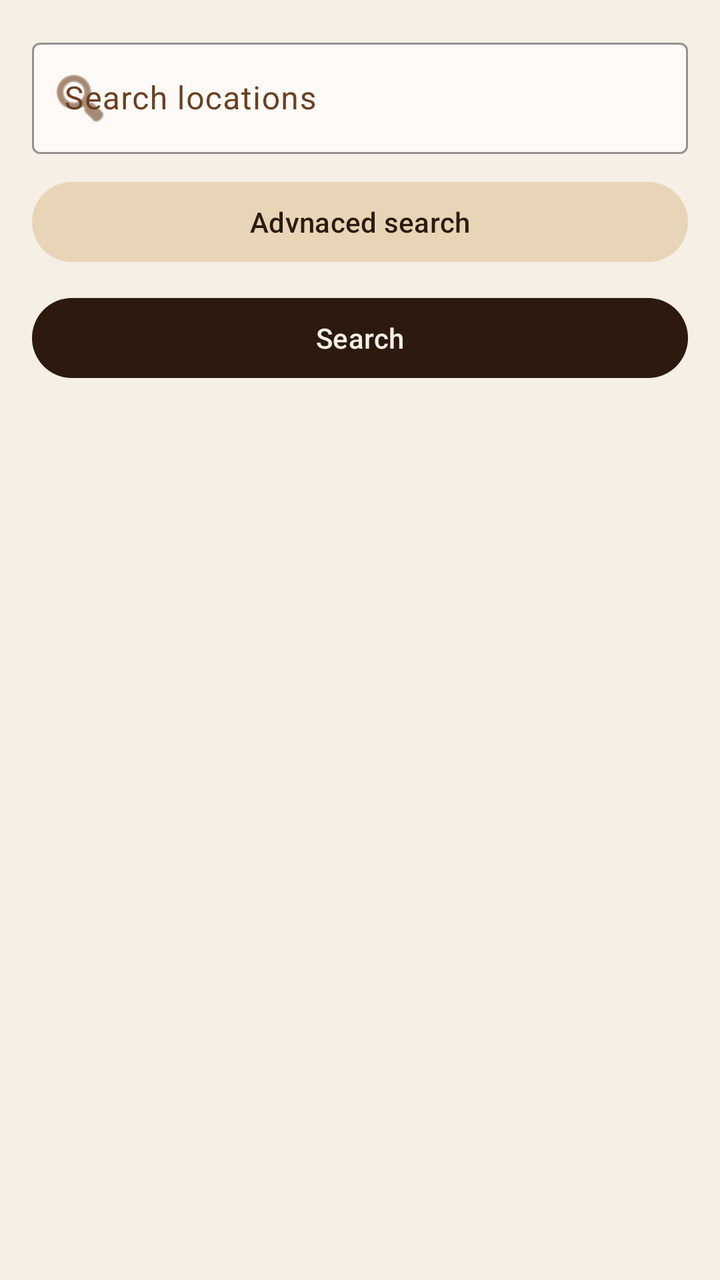
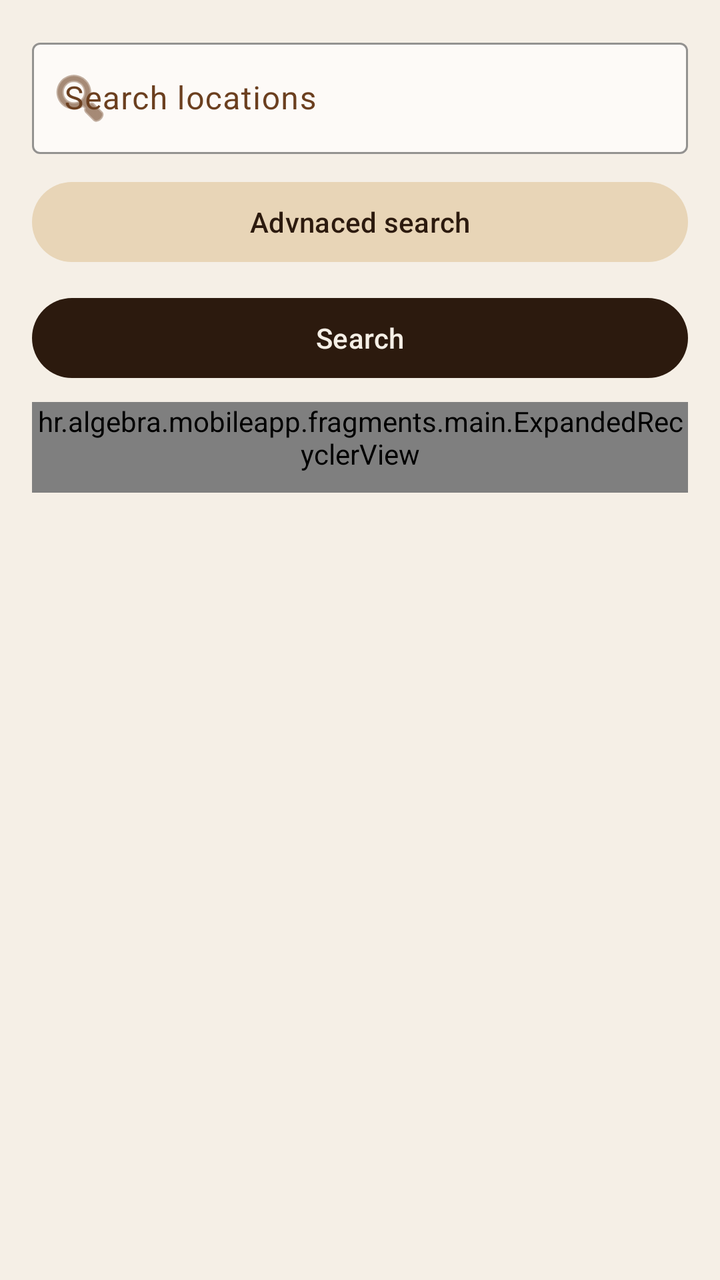

Two renders of the same Android screen: before a commit and after it. Below are the layout's source before the change and the commit's diff.
<!-- AndroidManifest.xml: application theme Theme.MobileApp -->
<!-- res/layout/fragment_location_search.xml -->
<?xml version="1.0" encoding="utf-8"?>
<LinearLayout xmlns:android="http://schemas.android.com/apk/res/android"
    xmlns:app="http://schemas.android.com/apk/res-auto"
    android:layout_width="match_parent"
    android:layout_height="match_parent"
    android:orientation="vertical"
    android:padding="16dp">

    <com.google.android.material.textfield.TextInputLayout
        android:id="@+id/til_search"
        style="@style/Widget.BrewMap.TextInputLayout"
        android:layout_width="match_parent"
        android:layout_height="wrap_content"
        android:hint="@string/search_locations"
        app:startIconDrawable="@android:drawable/ic_menu_search">

        <com.google.android.material.textfield.TextInputEditText
            android:id="@+id/et_search_query"
            android:layout_width="match_parent"
            android:layout_height="wrap_content"
            android:imeOptions="actionSearch"
            android:inputType="text"
            android:maxLines="1" />
    </com.google.android.material.textfield.TextInputLayout>

    <com.google.android.material.button.MaterialButton
        android:id="@+id/btn_toggle_advanced_search"
        style="@style/Widget.Material3.Button.TonalButton"
        android:layout_width="match_parent"
        android:layout_height="wrap_content"
        android:layout_marginTop="10dp"
        android:text="@string/advnaced_search" />

    <LinearLayout
        android:id="@+id/layout_advanced_search"
        android:layout_width="match_parent"
        android:layout_height="wrap_content"
        android:orientation="vertical"
        android:alpha="0"
        android:scaleY="0.85"
        android:visibility="gone"
        android:paddingTop="10dp">

        <com.google.android.material.textfield.TextInputLayout
            android:id="@+id/til_drink_keyword"
            style="@style/Widget.BrewMap.TextInputLayout"
            android:layout_width="match_parent"
            android:layout_height="wrap_content"
            android:hint="@string/drink_keyword"
            app:startIconDrawable="@android:drawable/ic_menu_search">

            <com.google.android.material.textfield.TextInputEditText
                android:id="@+id/et_drink_keyword"
                android:layout_width="match_parent"
                android:layout_height="wrap_content"
                android:inputType="text"
                android:maxLines="1" />
        </com.google.android.material.textfield.TextInputLayout>

        <com.google.android.material.textfield.TextInputLayout
            android:id="@+id/til_distance"
            style="@style/Widget.BrewMap.TextInputLayout"
            android:layout_width="match_parent"
            android:layout_height="wrap_content"
            android:layout_marginTop="10dp"
            android:hint="@string/distance"
            app:endIconMode="dropdown_menu">

            <com.google.android.material.textfield.MaterialAutoCompleteTextView
                android:id="@+id/et_distance"
                android:layout_width="match_parent"
                android:layout_height="wrap_content"
                android:inputType="none"
                android:maxLines="1"
                android:paddingStart="12dp"
                android:paddingEnd="12dp"
                android:textColor="@color/black" />
        </com.google.android.material.textfield.TextInputLayout>

        <TextView
            android:id="@+id/tv_min_rating_value"
            android:layout_width="match_parent"
            android:layout_height="wrap_content"
            android:layout_marginTop="12dp"
            android:text="@string/minimum_rating_any"
            android:textColor="@color/brew_brown"
            android:textSize="14sp" />

        <com.google.android.material.slider.Slider
            android:id="@+id/slider_min_rating"
            android:layout_width="match_parent"
            android:layout_height="wrap_content"
            android:valueFrom="0"
            android:valueTo="5"
            android:stepSize="0.5"
            android:value="0" />

        <TextView
            android:layout_width="match_parent"
            android:layout_height="wrap_content"
            android:layout_marginTop="8dp"
            android:text="@string/categories"
            android:textColor="@color/brew_brown"
            android:textSize="14sp" />

        <com.google.android.material.chip.ChipGroup
            android:id="@+id/chip_group_categories"
            android:layout_width="match_parent"
            android:layout_height="wrap_content"
            app:singleLine="false"
            app:singleSelection="false" />

        <TextView
            android:layout_width="match_parent"
            android:layout_height="wrap_content"
            android:layout_marginTop="8dp"
            android:text="@string/payment_options"
            android:textColor="@color/brew_brown"
            android:textSize="14sp" />

        <com.google.android.material.chip.ChipGroup
            android:id="@+id/chip_group_payment_options"
            android:layout_width="match_parent"
            android:layout_height="wrap_content"
            app:singleLine="false"
            app:singleSelection="false" />
    </LinearLayout>

    <com.google.android.material.button.MaterialButton
        android:id="@+id/btn_search"
        android:layout_width="match_parent"
        android:layout_height="wrap_content"
        android:layout_marginTop="10dp"
        android:text="@string/search" />

    <TextView
        android:id="@+id/tv_search_state"
        android:layout_width="match_parent"
        android:layout_height="wrap_content"
        android:layout_marginTop="14dp"
        android:textColor="@color/brew_brown"
        android:textSize="14sp"
        android:visibility="gone" />

    <androidx.recyclerview.widget.RecyclerView
        android:id="@+id/rv_search_results"
        android:layout_width="match_parent"
        android:layout_height="0dp"
        android:layout_marginTop="8dp"
        android:layout_weight="1"
        android:clipToPadding="false"
        android:paddingBottom="10dp" />

</LinearLayout>
<!-- resources referenced by this layout -->
<resources>
  <color name="black">#FF000000</color>
  <color name="brew_brown">#6B3F1F</color>
  <string name="advnaced_search">Advnaced search</string>
  <string name="categories">Categories</string>
  <string name="distance">Distance</string>
  <string name="drink_keyword">Drink keyword</string>
  <string name="minimum_rating_any">Minimum rating: Any</string>
  <string name="payment_options">Payment options</string>
  <string name="search">Search</string>
  <string name="search_locations">Search locations</string>
  <style name="Widget.BrewMap.TextInputLayout" parent="Widget.Material3.TextInputLayout.OutlinedBox">
          <item name="boxBackgroundColor">@color/brew_input_bg</item>
          <item name="boxStrokeColor">@color/brew_light</item>
      </style>
  <style name="Theme.MobileApp" parent="Base.Theme.MobileApp" />
  <color name="brew_input_bg">#FDFAF7</color>
  <color name="brew_light">#E8D5B7</color>
  <style name="Base.Theme.MobileApp" parent="Theme.Material3.DayNight.NoActionBar">
          
          <item name="colorPrimary">@color/brew_dark</item>
          <item name="colorOnPrimary">@color/brew_bg</item>
          <item name="colorPrimaryContainer">@color/brew_light</item>
          <item name="colorOnPrimaryContainer">@color/brew_dark</item>
  
          
          <item name="colorSecondary">@color/brew_accent</item>
          <item name="colorOnSecondary">@color/white</item>
          <item name="colorSecondaryContainer">@color/brew_light</item>
          <item name="colorOnSecondaryContainer">@color/brew_dark</item>
  
          
          <item name="colorTertiary">@color/brew_brown</item>
          <item name="colorOnTertiary">@color/white</item>
  
          
          <item name="android:colorBackground">@color/brew_bg</item>
          <item name="colorSurface">@color/brew_card</item>
          <item name="colorOnSurface">@color/brew_dark</item>
          <item name="colorOnSurfaceVariant">@color/brew_brown</item>
          <item name="colorSurfaceVariant">@color/brew_input_bg</item>
  
          
          <item name="colorOutline">@color/brew_light</item>
          <item name="colorOutlineVariant">@color/brew_light</item>
  
          
          <item name="android:statusBarColor">@color/brew_bg</item>
          <item name="android:windowLightStatusBar" tools:targetApi="23">true</item>
      </style>
  <color name="brew_dark">#2C1A0E</color>
  <color name="brew_bg">#F5EFE6</color>
  <color name="brew_accent">#C8854A</color>
  <color name="white">#FFFFFFFF</color>
  <color name="brew_card">#FFFFFF</color>
</resources>

<!-- the commit's change to res/layout/fragment_location_search.xml (unified diff, before → after) -->
@@ -1,10 +1,15 @@
 <?xml version="1.0" encoding="utf-8"?>
-<LinearLayout xmlns:android="http://schemas.android.com/apk/res/android"
+<ScrollView xmlns:android="http://schemas.android.com/apk/res/android"
     xmlns:app="http://schemas.android.com/apk/res-auto"
     android:layout_width="match_parent"
     android:layout_height="match_parent"
-    android:orientation="vertical"
-    android:padding="16dp">
+    android:fillViewport="true">
+
+    <LinearLayout
+        android:layout_width="match_parent"
+        android:layout_height="wrap_content"
+        android:orientation="vertical"
+        android:padding="16dp">
 
     <com.google.android.material.textfield.TextInputLayout
         android:id="@+id/til_search"
@@ -142,13 +147,16 @@
         android:textSize="14sp"
         android:visibility="gone" />
 
-    <androidx.recyclerview.widget.RecyclerView
+    <hr.algebra.mobileapp.fragments.main.ExpandedRecyclerView
         android:id="@+id/rv_search_results"
         android:layout_width="match_parent"
-        android:layout_height="0dp"
+        android:layout_height="wrap_content"
         android:layout_marginTop="8dp"
-        android:layout_weight="1"
         android:clipToPadding="false"
+        android:nestedScrollingEnabled="false"
+        android:overScrollMode="never"
         android:paddingBottom="10dp" />
 
-</LinearLayout>
+    </LinearLayout>
+
+</ScrollView>
